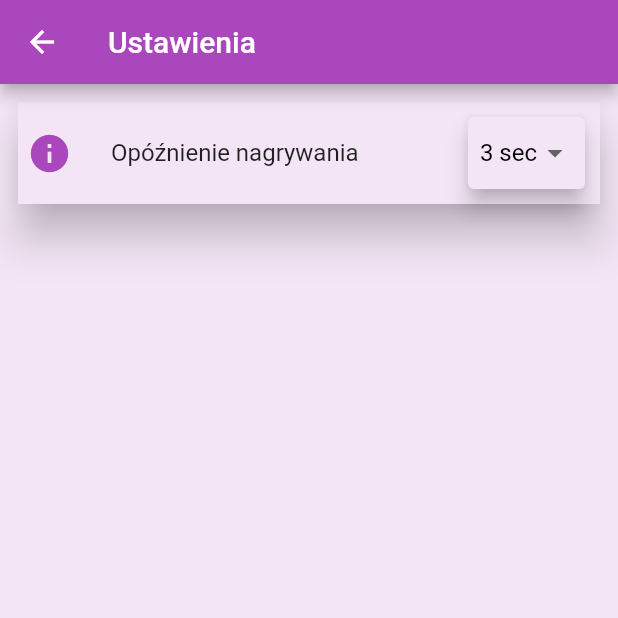
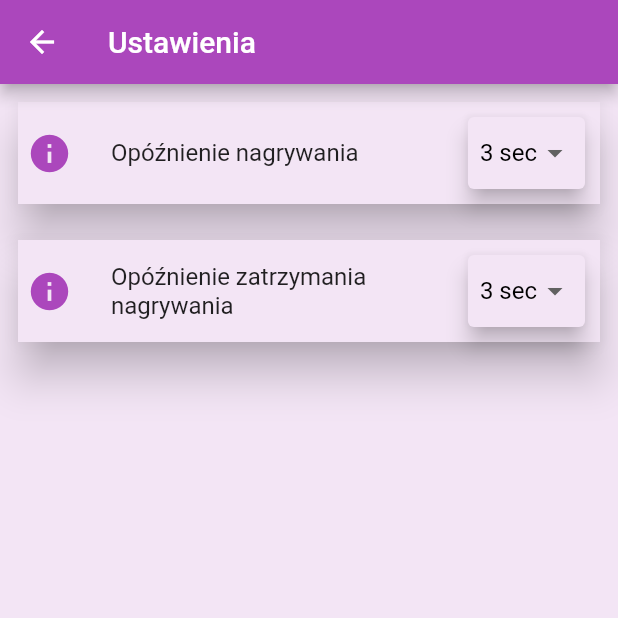
Before and after one commit to Michal-Szkoda-91/music_callendar, a Flutter app: the SettingsScreen screen opened directly, on a phone screen of 412 x 824 dp, the top half of it. Run offline on Flutter 3.47's test engine with Material 2 defaults, Android fonts, the phone set to English and light mode, and no system bars; our stand-ins replace community_material_icon, shared_preferences, sqflite, syncfusion_flutter_sliders, table_calendar, wakelock; missing offline and left inert: record; accounts and stored records are empty.

Commit message:
dodano icone oraz czas zatrzymania nagrywania w opcjach

```diff
--- a/lib/models/setting_providers.dart
+++ b/lib/models/setting_providers.dart
@@ -34,4 +34,11 @@ class SettingProvider with ChangeNotifier {
     loadSetting();
     notifyListeners();
   }
+
+  Future<void> setWaitStopRecordTime(double waitTime) async {
+    final SharedPreferences prefs = await _prefs;
+    prefs.setDouble('waitForStopRecordTime', waitTime);
+    loadSetting();
+    notifyListeners();
+  }
 }
--- a/lib/screens/settings_screen.dart
+++ b/lib/screens/settings_screen.dart
@@ -1,5 +1,6 @@
 import 'package:flutter/material.dart';
 
+import '../../widgets/settings_screen_widgets/silence_time_setting.dart';
 import '../../widgets/settings_screen_widgets/record_time_setting.dart';
 
 class SettingsScreen extends StatelessWidget {
@@ -28,10 +29,13 @@ class SettingsScreen extends StatelessWidget {
           backgroundColor: Theme.of(context).accentColor,
         ),
         backgroundColor: Theme.of(context).backgroundColor,
-        body: Column(
-          children: [
-            RecordTimeSetting(),
-          ],
+        body: SingleChildScrollView(
+          child: Column(
+            children: [
+              RecordTimeSetting(),
+              StopRecordTimeSetting(),
+            ],
+          ),
         ),
       ),
     );
--- a/lib/widgets/adding_screen_widgets/record_&_silence_slider.dart
+++ b/lib/widgets/adding_screen_widgets/record_&_silence_slider.dart
@@ -54,7 +54,7 @@ class _RecordSilenceSliderState extends State<RecordSilenceSlider> {
               ),
             ),
             AnimatedContainer(
-              duration: Duration(milliseconds: 50),
+              duration: Duration(milliseconds: 100),
               width: MediaQuery.of(context).size.width *
                   (MediaQuery.of(context).orientation == Orientation.portrait
                       ? 0.4
--- /dev/null
+++ b/lib/widgets/settings_screen_widgets/silence_time_setting.dart
@@ -0,0 +1,125 @@
+import 'package:flutter/material.dart';
+import 'package:provider/provider.dart';
+
+import '../../models/setting_providers.dart';
+import '../../widgets/settings_screen_widgets/tooltip.dart';
+
+class StopRecordTimeSetting extends StatefulWidget {
+  @override
+  _StopRecordTimeSettingState createState() => _StopRecordTimeSettingState();
+}
+
+class _StopRecordTimeSettingState extends State<StopRecordTimeSetting> {
+  final String text =
+      'Ustawia czas ciszy potrzebny do zatrzymania naliczania czasu gry na instrumencie.';
+
+  String _actualValue = '3 sec';
+  @override
+  void initState() {
+    super.initState();
+    _actualValue = getStopRecordTime();
+  }
+
+  @override
+  Widget build(BuildContext context) {
+    return Padding(
+      padding: const EdgeInsets.all(8.0),
+      child: Card(
+        color: Theme.of(context).backgroundColor,
+        elevation: 12,
+        child: ListTile(
+          contentPadding: EdgeInsets.all(6),
+          tileColor: Theme.of(context).backgroundColor,
+          title: Text('Opóźnienie zatrzymania nagrywania'),
+          leading: CustomToolTip(
+            content: text,
+          ),
+          trailing: Card(
+            color: Theme.of(context).backgroundColor,
+            elevation: 6,
+            shape: RoundedRectangleBorder(
+              borderRadius: BorderRadius.circular(4.0),
+            ),
+            child: Padding(
+              padding: const EdgeInsets.all(8.0),
+              child: DropdownButton<String>(
+                dropdownColor: Theme.of(context).backgroundColor,
+                style: TextStyle(
+                  fontSize: 16,
+                  color: Theme.of(context).textTheme.headline2!.color,
+                ),
+                underline: Container(height: 0),
+                value: _actualValue,
+                onChanged: (String? newValue) {
+                  setState(() {
+                    _actualValue = newValue!;
+                    setStopRecordTime(_actualValue);
+                  });
+                },
+                items: <String>['1 sec', '2 sec', '3 sec', '4 sec', '5 sec']
+                    .map<DropdownMenuItem<String>>(
+                  (String value) {
+                    return DropdownMenuItem(
+                      value: value,
+                      child: Text(value),
+                    );
+                  },
+                ).toList(),
+              ),
+            ),
+          ),
+        ),
+      ),
+    );
+  }
+
+  void setStopRecordTime(String value) {
+    var data = Provider.of<SettingProvider>(context, listen: false);
+    switch (value) {
+      case '1 sec':
+        data.setWaitStopRecordTime(0.35);
+        break;
+      case '2 sec':
+        data.setWaitStopRecordTime(0.17);
+        break;
+      case '3 sec':
+        data.setWaitStopRecordTime(0.12);
+        break;
+      case '4 sec':
+        data.setWaitStopRecordTime(0.07);
+        break;
+      case '5 sec':
+        data.setWaitStopRecordTime(0.05);
+        break;
+      default:
+        data.setWaitStopRecordTime(0.12);
+    }
+  }
+
+  String getStopRecordTime() {
+    var data = Provider.of<SettingProvider>(context, listen: false);
+    var val = data.settingModel.waitForStopRecordTime.toString();
+    String tempVal = '3 sec';
+    switch (val) {
+      case '0.35':
+        tempVal = '1 sec';
+        break;
+      case '0.17':
+        tempVal = '2 sec';
+        break;
+      case '0.12':
+        tempVal = '3 sec';
+        break;
+      case '0.07':
+        tempVal = '4 sec';
+        break;
+      case '0.05':
+        tempVal = '5 sec';
+        break;
+      default:
+        tempVal = '3 sec';
+        break;
+    }
+    return tempVal;
+  }
+}
```
Also changed, not shown: pubspec.yaml (+8 -0 lines), assets/icon/icon_louncher.jpg (added), pubspec.lock, 28 other files.
